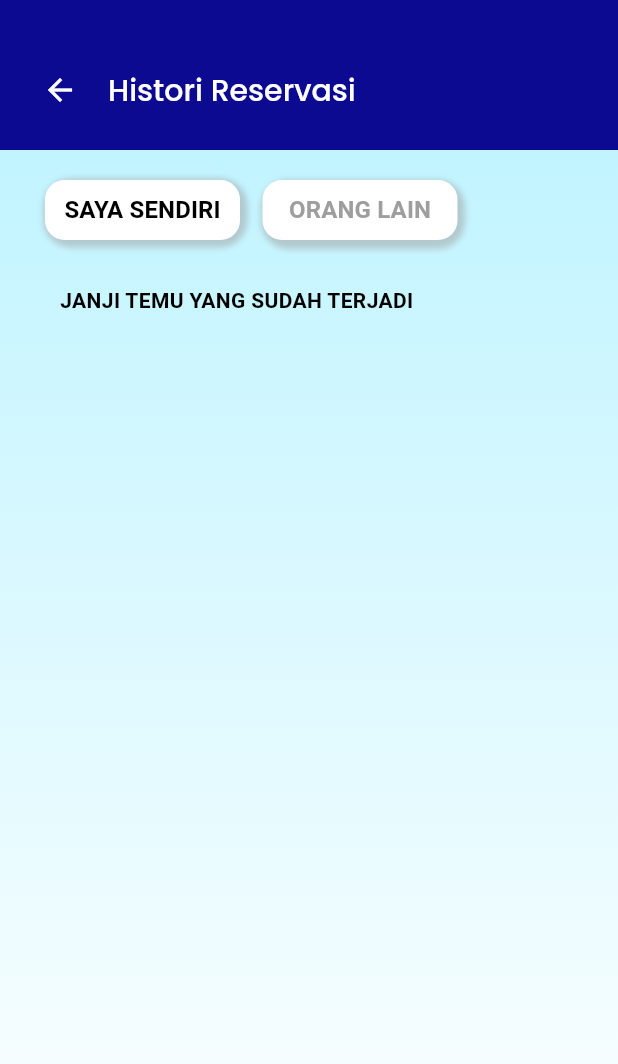
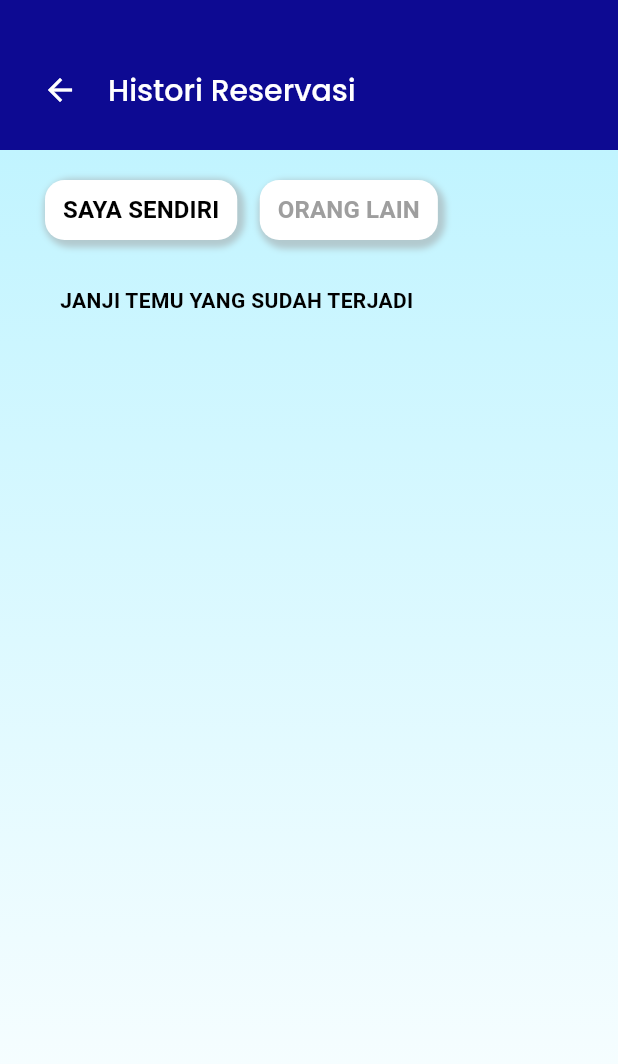
Before and after one commit to hafidzf25/medicare, a Flutter app: the HistoryReservasi screen opened directly, on a phone screen of 412 x 824 dp. Shown: the top 1064 px of the screen. Run offline on Flutter 3.47's test engine with Material 3 defaults, Android fonts, the phone set to English and light mode, and no system bars; our stand-ins replace flutter_bloc, flutter_countdown_timer, google_fonts, table_calendar.

```diff
--- a/source_code/lib/pages/histori_reservasi.dart
+++ b/source_code/lib/pages/histori_reservasi.dart
@@ -90,7 +90,6 @@ class _IsiHistoryState extends State<IsiHistory> {
             child: Row(
               children: [
                 Container(
-                  width: 130,
                   height: 40,
                   decoration: BoxDecoration(
                     borderRadius: BorderRadius.circular(
@@ -136,7 +135,6 @@ class _IsiHistoryState extends State<IsiHistory> {
                 Padding(
                   padding: EdgeInsets.only(left: 15),
                   child: Container(
-                    width: 130,
                     height: 40,
                     decoration: BoxDecoration(
                       borderRadius: BorderRadius.circular(
--- a/source_code/lib/pages/rekam_medis.dart
+++ b/source_code/lib/pages/rekam_medis.dart
@@ -92,7 +92,6 @@ class _IsiRekamMedisState extends State<IsiRekamMedis> {
             child: Row(
               children: [
                 Container(
-                  width: 130,
                   height: 40,
                   decoration: BoxDecoration(
                     borderRadius: BorderRadius.circular(
@@ -139,7 +138,6 @@ class _IsiRekamMedisState extends State<IsiRekamMedis> {
                 Padding(
                   padding: EdgeInsets.only(left: 15),
                   child: Container(
-                    width: 130,
                     height: 40,
                     decoration: BoxDecoration(
                       borderRadius: BorderRadius.circular(
```
